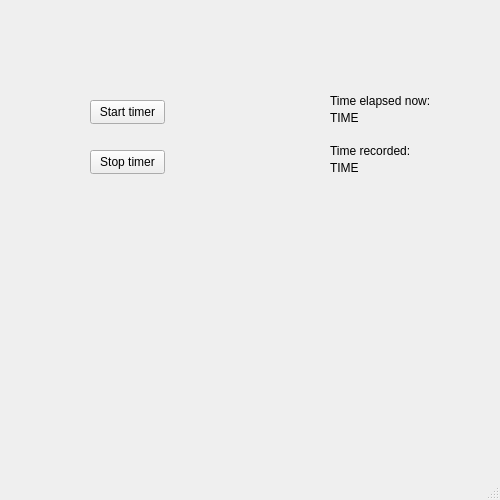
This is grad_time/ui/main_window.ui in PiispaH/Timer as Qt 5 draws it before an edit. The edited form follows.
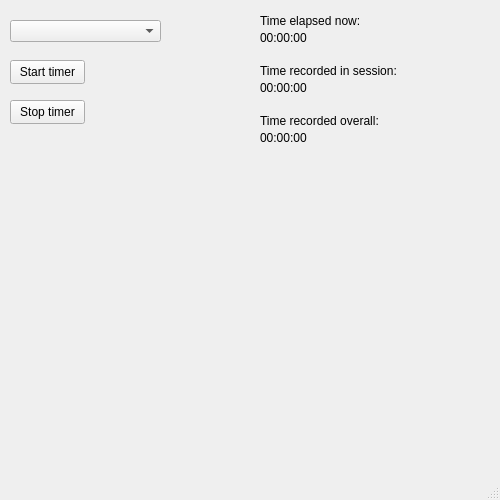
This is the edited form.

Commit message: Fooling around with a QComboBox

```diff
--- a/grad_time/ui/main_window.ui
+++ b/grad_time/ui/main_window.ui
@@ -17,8 +17,8 @@
    <widget class="QPushButton" name="button_start_timer">
     <property name="geometry">
      <rect>
-      <x>90</x>
-      <y>100</y>
+      <x>10</x>
+      <y>60</y>
       <width>75</width>
       <height>24</height>
      </rect>
@@ -30,8 +30,8 @@
    <widget class="QPushButton" name="button_stop_timer">
     <property name="geometry">
      <rect>
-      <x>90</x>
-      <y>150</y>
+      <x>10</x>
+      <y>100</y>
       <width>75</width>
       <height>24</height>
      </rect>
@@ -43,8 +43,8 @@
    <widget class="QLabel" name="label">
     <property name="geometry">
      <rect>
-      <x>330</x>
-      <y>90</y>
+      <x>260</x>
+      <y>10</y>
       <width>101</width>
       <height>21</height>
      </rect>
@@ -56,40 +56,76 @@
    <widget class="QLabel" name="label_2">
     <property name="geometry">
      <rect>
-      <x>330</x>
-      <y>110</y>
+      <x>260</x>
+      <y>30</y>
       <width>101</width>
       <height>16</height>
      </rect>
     </property>
     <property name="text">
-     <string>TIME</string>
+     <string>00:00:00</string>
     </property>
    </widget>
    <widget class="QLabel" name="label_3">
     <property name="geometry">
      <rect>
-      <x>330</x>
-      <y>140</y>
-      <width>101</width>
+      <x>260</x>
+      <y>60</y>
+      <width>151</width>
       <height>21</height>
      </rect>
     </property>
     <property name="text">
-     <string>Time recorded:</string>
+     <string>Time recorded in session:</string>
     </property>
    </widget>
    <widget class="QLabel" name="label_4">
     <property name="geometry">
      <rect>
-      <x>330</x>
-      <y>160</y>
+      <x>260</x>
+      <y>80</y>
       <width>101</width>
       <height>16</height>
      </rect>
     </property>
     <property name="text">
-     <string>TIME</string>
+     <string>00:00:00</string>
+    </property>
+   </widget>
+   <widget class="QComboBox" name="comboBox_category">
+    <property name="geometry">
+     <rect>
+      <x>10</x>
+      <y>20</y>
+      <width>151</width>
+      <height>22</height>
+     </rect>
+    </property>
+   </widget>
+   <widget class="QLabel" name="label_5">
+    <property name="geometry">
+     <rect>
+      <x>260</x>
+      <y>110</y>
+      <width>151</width>
+      <height>21</height>
+     </rect>
+    </property>
+    <property name="text">
+     <string>Time recorded overall:</string>
+    </property>
+   </widget>
+   <widget class="QLabel" name="label_6">
+    <property name="geometry">
+     <rect>
+      <x>260</x>
+      <y>130</y>
+      <width>101</width>
+      <height>16</height>
+     </rect>
+    </property>
+    <property name="text">
+     <string>00:00:00</string>
     </property>
    </widget>
   </widget>
```
The commit also changes 7 other files.
